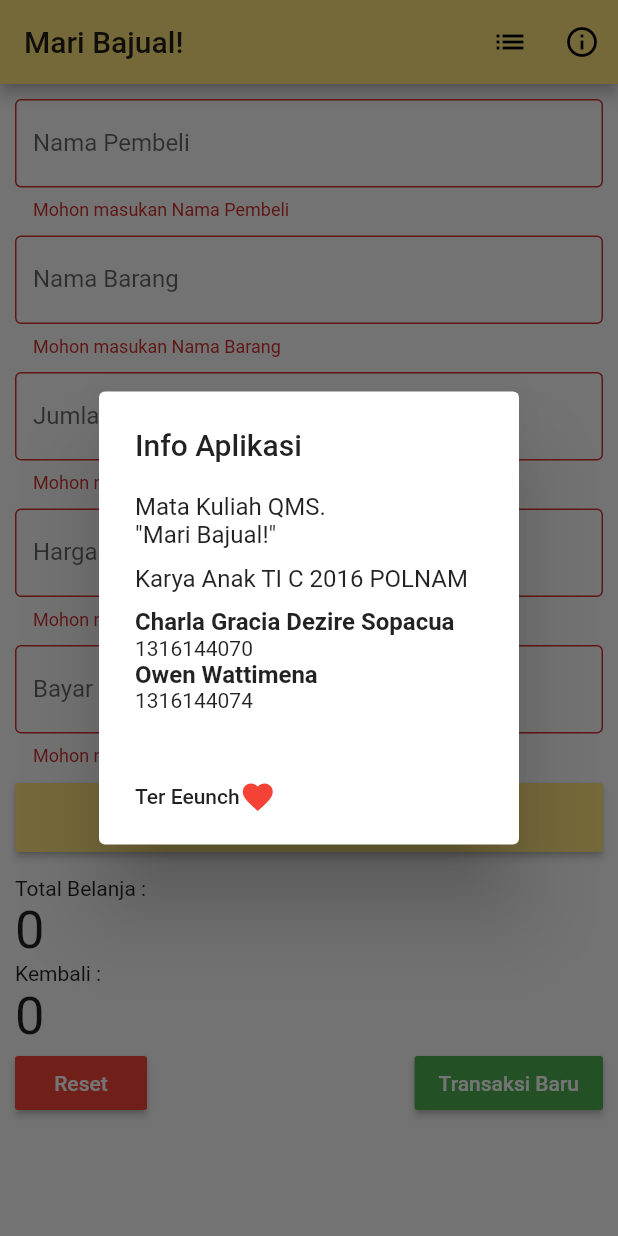
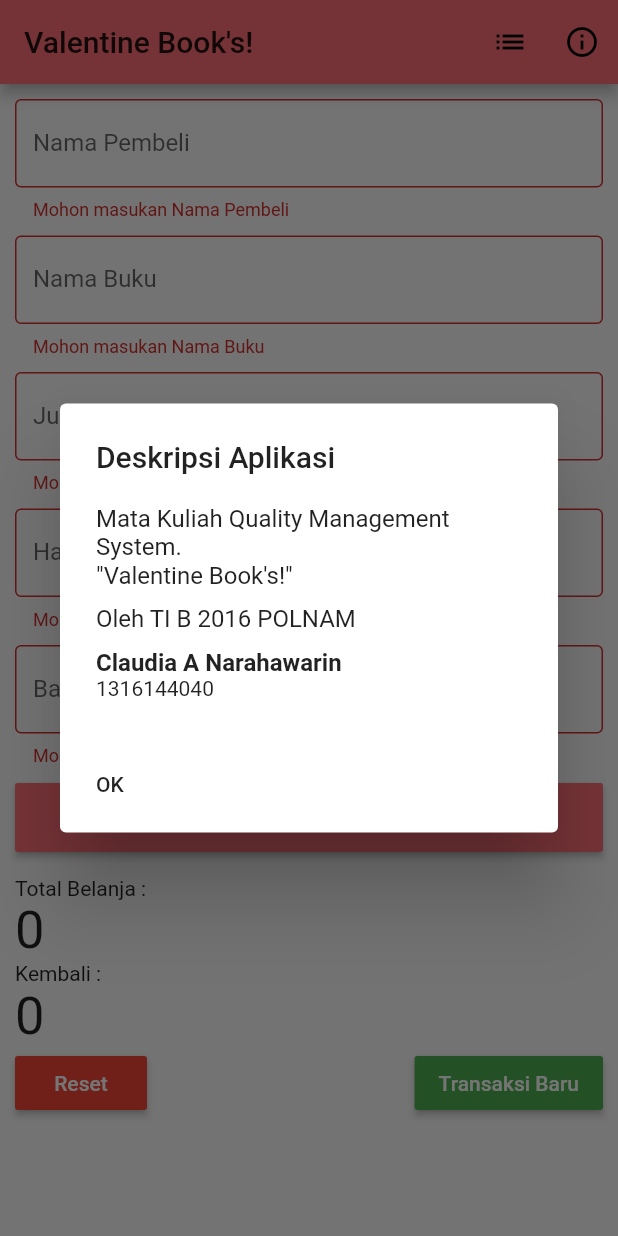
Before and after one commit to owenwattimena/aplikasi_penjualan_barang, a Flutter app: the screen it shows after launch, after a tap on "PROSES", after a tap on the "info outline" icon, on a phone screen of 412 x 824 dp. Run offline on Flutter 3.47's test engine with Material 2 defaults, Android fonts, the phone set to English and light mode, and no system bars; our stand-ins replace sqflite, toast; accounts and stored records are empty.

Commit message:
valentine books

```diff
--- a/lib/activity/list_activity.dart
+++ b/lib/activity/list_activity.dart
@@ -2,7 +2,6 @@ import 'package:aplikasi_penjualan_barang/model/history.dart';
 import 'package:aplikasi_penjualan_barang/module/database.dart';
 import 'package:flutter/material.dart';
 // import 'package:path/path.dart';
-import 'dart:async';
 
 class ListActivity extends StatefulWidget {
   @override
--- a/lib/activity/main_activity.dart
+++ b/lib/activity/main_activity.dart
@@ -79,31 +79,25 @@ class _MainActivityState extends State<MainActivity> {
       barrierDismissible: false, // user must tap button!
       builder: (BuildContext context) {
         return AlertDialog(
-          title: Text('Info Aplikasi'),
+          title: Text('Deskripsi Aplikasi'),
           content: SingleChildScrollView(
             child: ListBody(
               children: <Widget>[
-                Text('Mata Kuliah QMS.'),
-                Text('\"Mari Bajual!\"'),
+                Text('Mata Kuliah Quality Management System.'),
+                Text('\"Valentine Book\'s!\"'),
                 Padding(
                   padding: EdgeInsets.only(top: 10),
                 ),
-                Text('Karya Anak TI C 2016 POLNAM'),
+                Text('Oleh TI B 2016 POLNAM'),
                 Padding(
                   padding: EdgeInsets.only(top: 10),
                 ),
                 Text(
-                  'Charla Gracia Dezire Sopacua',
+                  'Claudia A Narahawarin',
                   style: TextStyle(fontWeight: FontWeight.bold),
                 ),
                 Text(
-                  '1316144070',
-                  style: TextStyle(fontSize: 14),
-                ),
-                Text('Owen Wattimena',
-                    style: TextStyle(fontWeight: FontWeight.bold)),
-                Text(
-                  '1316144074',
+                  '1316144040',
                   style: TextStyle(fontSize: 14),
                 ),
               ],
@@ -113,11 +107,7 @@ class _MainActivityState extends State<MainActivity> {
             FlatButton(
               child: Row(
                 children: <Widget>[
-                  Text('Ter Eeunch'),
-                  Icon(
-                    Icons.favorite,
-                    color: Colors.red,
-                  )
+                  Text('OK'),
                 ],
               ),
               onPressed: () {
@@ -134,7 +124,7 @@ class _MainActivityState extends State<MainActivity> {
   Widget build(BuildContext context) {
     return Scaffold(
       appBar: AppBar(
-        title: Text('Mari Bajual!'),
+        title: Text('Valentine Book\'s!'),
         actions: <Widget>[
           IconButton(
             icon: Icon(Icons.list),
@@ -178,12 +168,12 @@ class _MainActivityState extends State<MainActivity> {
               TextFormField(
                 controller: _barang,
                 decoration: InputDecoration(
-                  labelText: 'Nama Barang',
+                  labelText: 'Nama Buku',
                   border: OutlineInputBorder(),
                 ),
                 validator: (value) {
                   if (value.isEmpty) {
-                    return 'Mohon masukan Nama Barang';
+                    return 'Mohon masukan Nama Buku';
                   }
                   return null;
                 },
@@ -212,12 +202,12 @@ class _MainActivityState extends State<MainActivity> {
                 keyboardType: TextInputType.number,
                 controller: _harga,
                 decoration: InputDecoration(
-                  labelText: 'Harga',
+                  labelText: 'Harga Satuan',
                   border: OutlineInputBorder(),
                 ),
                 validator: (value) {
                   if (value.isEmpty) {
-                    return 'Mohon masukan Harga';
+                    return 'Mohon masukan Harga Satuan';
                   }
                   return null;
                 },
--- a/lib/main.dart
+++ b/lib/main.dart
@@ -8,7 +8,7 @@ class MyApp extends StatelessWidget {
   @override
   Widget build(BuildContext context) {
     return MaterialApp(
-      title: 'Mari Bajual!',
+      title: 'Valentine Book\'s',
       theme: ThemeData(
         // This is the theme of your application.
         //
@@ -19,8 +19,10 @@ class MyApp extends StatelessWidget {
         // or simply save your changes to "hot reload" in a Flutter IDE).
         // Notice that the counter didn't reset back to zero; the application
         // is not restarted.
-          primarySwatch: Colors.blue,
-          primaryColor: Color(0xffFFE57F)),
+        // primarySwatch: Colors.blue,
+        accentColor: Color(0xffFF8896),
+        primaryColor: Color(0xffFF6F77),
+      ),
       home: MainActivity(),
     );
   }
```
Also changed, not shown: 6 other files. Lines whose indentation alone changed are shown as unchanged.
